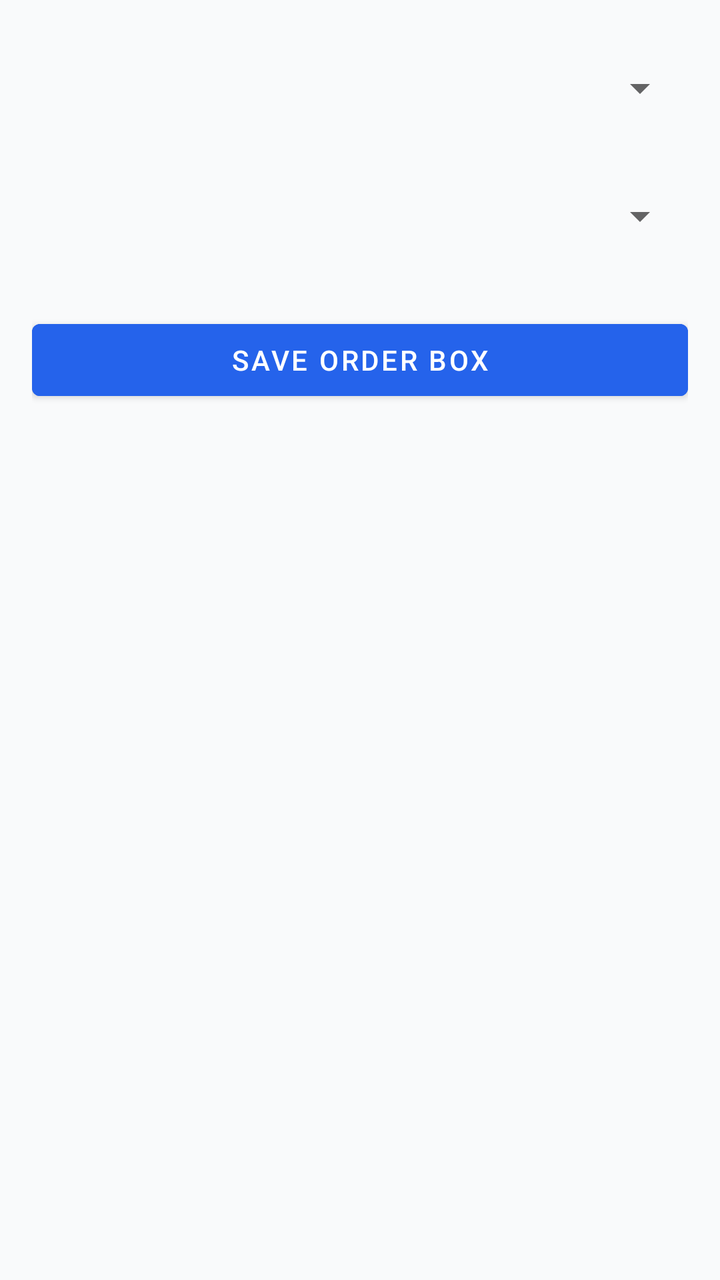
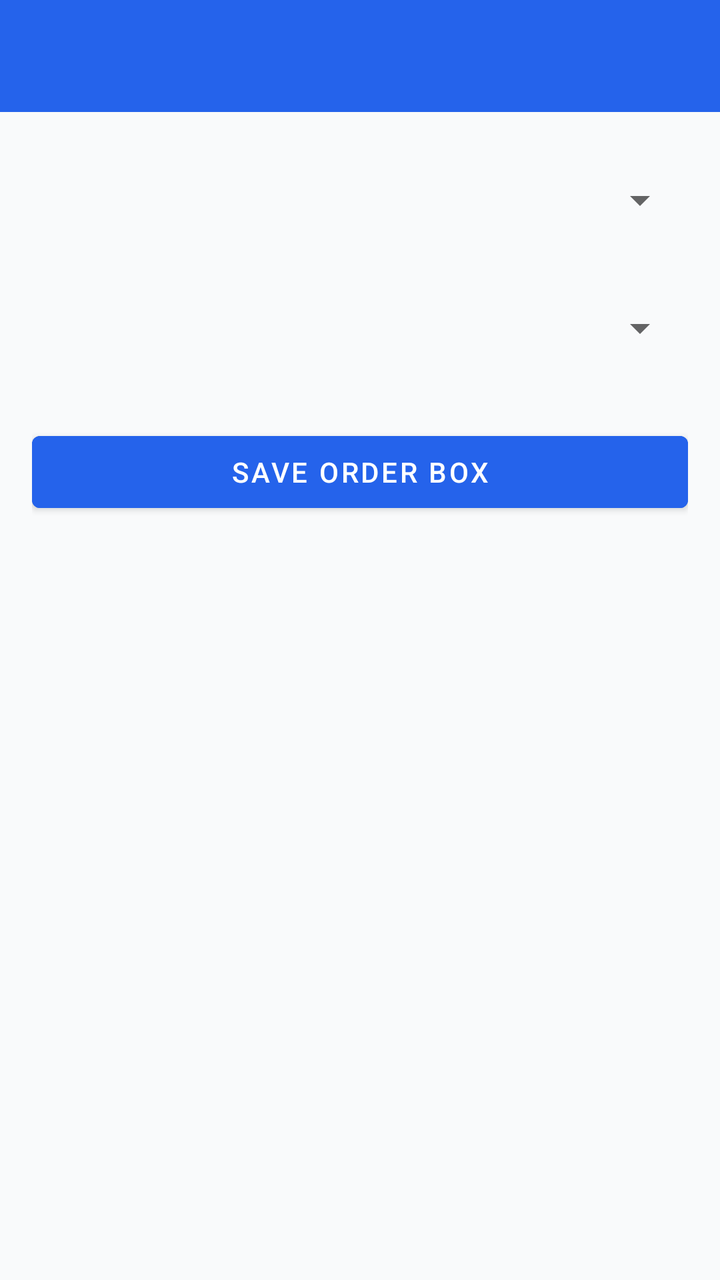

Compare the two renders of this Android layout. The source of the first and the diff that turns it into the second are given below.
<!-- AndroidManifest.xml: application theme Theme.MaterialComponents.DayNight.NoActionBar -->
<!-- res/layout/activity_main.xml -->
<?xml version="1.0" encoding="utf-8"?>
<ScrollView xmlns:android="http://schemas.android.com/apk/res/android"
    android:layout_width="match_parent"
    android:layout_height="match_parent"
    android:padding="16dp"
    android:background="#F9FAFB">

    <LinearLayout
        android:layout_width="match_parent"
        android:layout_height="wrap_content"
        android:orientation="vertical">

        
        <LinearLayout
            android:id="@+id/layoutHome"
            android:layout_width="match_parent"
            android:layout_height="wrap_content"
            android:orientation="vertical">

            <TextView android:text="Select Product" android:textStyle="bold" android:layout_marginBottom="4dp"/>
            <Spinner
                android:id="@+id/spinnerHomeProduct"
                android:layout_width="match_parent"
                android:layout_height="48dp"
                android:layout_marginBottom="12dp"/>

            <TextView android:text="Big or Small Category" android:textStyle="bold" android:layout_marginBottom="4dp"/>
            <Spinner
                android:id="@+id/spinnerCategory"
                android:layout_width="match_parent"
                android:layout_height="48dp"
                android:layout_marginBottom="12dp"/>

            <LinearLayout
                android:id="@+id/layoutOrderInputs"
                android:layout_width="match_parent"
                android:layout_height="wrap_content"
                android:orientation="vertical"
                android:layout_marginBottom="12dp"/>

            <Button
                android:id="@+id/btnSaveOrder"
                android:layout_width="match_parent"
                android:layout_height="wrap_content"
                android:text="Save Order Box"
                android:backgroundTint="#2563EB"
                android:textColor="#FFFFFF"/>

            <LinearLayout
                android:id="@+id/layoutSavedBoxes"
                android:layout_width="match_parent"
                android:layout_height="wrap_content"
                android:orientation="vertical"
                android:layout_marginTop="16dp"/>
        </LinearLayout>

        
        <LinearLayout
            android:id="@+id/layoutProductConfig"
            android:layout_width="match_parent"
            android:layout_height="wrap_content"
            android:orientation="vertical"
            android:visibility="gone">

            <TextView android:text="Product Name" android:textStyle="bold" android:layout_marginBottom="4dp"/>
            <EditText
                android:id="@+id/etProductName"
                android:layout_width="match_parent"
                android:layout_height="wrap_content"
                android:hint="Enter Product Name"
                android:layout_marginBottom="12dp"/>

            <TextView android:text="Product Sizes" android:textStyle="bold" android:layout_marginBottom="4dp"/>
            <LinearLayout
                android:id="@+id/layoutSizeRows"
                android:layout_width="match_parent"
                android:layout_height="wrap_content"
                android:orientation="vertical"
                android:layout_marginBottom="8dp"/>

            <Button
                android:id="@+id/btnAddSize"
                android:layout_width="wrap_content"
                android:layout_height="wrap_content"
                android:text="+ Add Size"
                android:backgroundTint="#10B981"
                android:textColor="#FFFFFF"
                android:layout_marginBottom="16dp"/>

            <TextView android:text="Big Sizes Range" android:textStyle="bold" android:layout_marginBottom="4dp"/>
            <LinearLayout
                android:layout_width="match_parent"
                android:layout_height="wrap_content"
                android:orientation="horizontal"
                android:layout_marginBottom="12dp">
                <EditText
                    android:id="@+id/etBigFrom"
                    android:layout_width="0dp"
                    android:layout_height="wrap_content"
                    android:layout_weight="1"
                    android:hint="Size From"/>
                <EditText
                    android:id="@+id/etBigTo"
                    android:layout_width="0dp"
                    android:layout_height="wrap_content"
                    android:layout_weight="1"
                    android:hint="Size To"/>
            </LinearLayout>

            <TextView android:text="Small Sizes Range" android:textStyle="bold" android:layout_marginBottom="4dp"/>
            <LinearLayout
                android:layout_width="match_parent"
                android:layout_height="wrap_content"
                android:orientation="horizontal"
                android:layout_marginBottom="16dp">
                <EditText
                    android:id="@+id/etSmallFrom"
                    android:layout_width="0dp"
                    android:layout_height="wrap_content"
                    android:layout_weight="1"
                    android:hint="Size From"/>
                <EditText
                    android:id="@+id/etSmallTo"
                    android:layout_width="0dp"
                    android:layout_height="wrap_content"
                    android:layout_weight="1"
                    android:hint="Size To"/>
            </LinearLayout>

            <Button
                android:id="@+id/btnSaveProduct"
                android:layout_width="match_parent"
                android:layout_height="wrap_content"
                android:text="Save Product"
                android:backgroundTint="#2563EB"
                android:textColor="#FFFFFF"/>
        </LinearLayout>

        
        <LinearLayout
            android:id="@+id/layoutProductRates"
            android:layout_width="match_parent"
            android:layout_height="wrap_content"
            android:orientation="vertical"
            android:visibility="gone">

            <TextView android:text="Select Product" android:textStyle="bold" android:layout_marginBottom="4dp"/>
            <Spinner
                android:id="@+id/spinnerRateProduct"
                android:layout_width="match_parent"
                android:layout_height="48dp"
                android:layout_marginBottom="12dp"/>

            <TextView
                android:id="@+id/tvBigRateLabel"
                android:text="Big Product Rates"
                android:textStyle="bold"
                android:layout_marginBottom="4dp"/>
            <EditText
                android:id="@+id/etBigRate"
                android:layout_width="match_parent"
                android:layout_height="wrap_content"
                android:inputType="numberDecimal"
                android:layout_marginBottom="12dp"/>

            <TextView
                android:id="@+id/tvSmallRateLabel"
                android:text="Small Product Rates"
                android:textStyle="bold"
                android:layout_marginBottom="4dp"/>
            <EditText
                android:id="@+id/etSmallRate"
                android:layout_width="match_parent"
                android:layout_height="wrap_content"
                android:inputType="numberDecimal"
                android:layout_marginBottom="16dp"/>

            <Button
                android:id="@+id/btnSaveRates"
                android:layout_width="match_parent"
                android:layout_height="wrap_content"
                android:text="Save Rates"
                android:backgroundTint="#2563EB"
                android:textColor="#FFFFFF"/>
        </LinearLayout>

    </LinearLayout>
</ScrollView>
<!-- resources referenced by this layout -->
<resources>

</resources>

<!-- the commit's change to res/layout/activity_main.xml (unified diff, before → after) -->
@@ -1,188 +1,203 @@
 <?xml version="1.0" encoding="utf-8"?>
-<ScrollView xmlns:android="http://schemas.android.com/apk/res/android"
+<LinearLayout xmlns:android="http://schemas.android.com/apk/res/android"
     android:layout_width="match_parent"
     android:layout_height="match_parent"
-    android:padding="16dp"
+    android:orientation="vertical"
     android:background="#F9FAFB">
 
-    <LinearLayout
+    <androidx.appcompat.widget.Toolbar
+        android:id="@+id/toolbar"
         android:layout_width="match_parent"
-        android:layout_height="wrap_content"
-        android:orientation="vertical">
-
-        
+        android:layout_height="?attr/actionBarSize"
+        android:background="#2563EB"
+        android:theme="@style/ThemeOverlay.AppCompat.Dark.ActionBar"
+        android:title="Product Manager"
+        android:titleTextColor="#FFFFFF" />
+
+    <ScrollView
+        android:layout_width="match_parent"
+        android:layout_height="match_parent"
+        android:padding="16dp">
+
         <LinearLayout
-            android:id="@+id/layoutHome"
             android:layout_width="match_parent"
             android:layout_height="wrap_content"
             android:orientation="vertical">
 
-            <TextView android:text="Select Product" android:textStyle="bold" android:layout_marginBottom="4dp"/>
-            <Spinner
-                android:id="@+id/spinnerHomeProduct"
+            
+            <LinearLayout
+                android:id="@+id/layoutHome"
                 android:layout_width="match_parent"
-                android:layout_height="48dp"
-                android:layout_marginBottom="12dp"/>
-
-            <TextView android:text="Big or Small Category" android:textStyle="bold" android:layout_marginBottom="4dp"/>
-            <Spinner
-                android:id="@+id/spinnerCategory"
-                android:layout_width="match_parent"
-                android:layout_height="48dp"
-                android:layout_marginBottom="12dp"/>
-
+                android:layout_height="wrap_content"
+                android:orientation="vertical">
+
+                <TextView android:text="Select Product" android:textStyle="bold" android:layout_marginBottom="4dp"/>
+                <Spinner
+                    android:id="@+id/spinnerHomeProduct"
+                    android:layout_width="match_parent"
+                    android:layout_height="48dp"
+                    android:layout_marginBottom="12dp"/>
+
+                <TextView android:text="Big or Small Category" android:textStyle="bold" android:layout_marginBottom="4dp"/>
+                <Spinner
+                    android:id="@+id/spinnerCategory"
+                    android:layout_width="match_parent"
+                    android:layout_height="48dp"
+                    android:layout_marginBottom="12dp"/>
+
+                <LinearLayout
+                    android:id="@+id/layoutOrderInputs"
+                    android:layout_width="match_parent"
+                    android:layout_height="wrap_content"
+                    android:orientation="vertical"
+                    android:layout_marginBottom="12dp"/>
+
+                <Button
+                    android:id="@+id/btnSaveOrder"
+                    android:layout_width="match_parent"
+                    android:layout_height="wrap_content"
+                    android:text="Save Order Box"
+                    android:backgroundTint="#2563EB"
+                    android:textColor="#FFFFFF"/>
+
+                <LinearLayout
+                    android:id="@+id/layoutSavedBoxes"
+                    android:layout_width="match_parent"
+                    android:layout_height="wrap_content"
+                    android:orientation="vertical"
+                    android:layout_marginTop="16dp"/>
+            </LinearLayout>
+
+            
             <LinearLayout
-                android:id="@+id/layoutOrderInputs"
+                android:id="@+id/layoutProductConfig"
                 android:layout_width="match_parent"
                 android:layout_height="wrap_content"
                 android:orientation="vertical"
-                android:layout_marginBottom="12dp"/>
-
-            <Button
-                android:id="@+id/btnSaveOrder"
-                android:layout_width="match_parent"
-                android:layout_height="wrap_content"
-                android:text="Save Order Box"
-                android:backgroundTint="#2563EB"
-                android:textColor="#FFFFFF"/>
-
+                android:visibility="gone">
+
+                <TextView android:text="Product Name" android:textStyle="bold" android:layout_marginBottom="4dp"/>
+                <EditText
+                    android:id="@+id/etProductName"
+                    android:layout_width="match_parent"
+                    android:layout_height="wrap_content"
+                    android:hint="Enter Product Name"
+                    android:layout_marginBottom="12dp"/>
+
+                <TextView android:text="Product Sizes" android:textStyle="bold" android:layout_marginBottom="4dp"/>
+                <LinearLayout
+                    android:id="@+id/layoutSizeRows"
+                    android:layout_width="match_parent"
+                    android:layout_height="wrap_content"
+                    android:orientation="vertical"
+                    android:layout_marginBottom="8dp"/>
+
+                <Button
+                    android:id="@+id/btnAddSize"
+                    android:layout_width="wrap_content"
+                    android:layout_height="wrap_content"
+                    android:text="+ Add Size"
+                    android:backgroundTint="#10B981"
+                    android:textColor="#FFFFFF"
+                    android:layout_marginBottom="16dp"/>
+
+                <TextView android:text="Big Sizes Range" android:textStyle="bold" android:layout_marginBottom="4dp"/>
+                <LinearLayout
+                    android:layout_width="match_parent"
+                    android:layout_height="wrap_content"
+                    android:orientation="horizontal"
+                    android:layout_marginBottom="12dp">
+                    <EditText
+                        android:id="@+id/etBigFrom"
+                        android:layout_width="0dp"
+                        android:layout_height="wrap_content"
+                        android:layout_weight="1"
+                        android:hint="Size From"/>
+                    <EditText
+                        android:id="@+id/etBigTo"
+                        android:layout_width="0dp"
+                        android:layout_height="wrap_content"
+                        android:layout_weight="1"
+                        android:hint="Size To"/>
+                </LinearLayout>
+
+                <TextView android:text="Small Sizes Range" android:textStyle="bold" android:layout_marginBottom="4dp"/>
+                <LinearLayout
+                    android:layout_width="match_parent"
+                    android:layout_height="wrap_content"
+                    android:orientation="horizontal"
+                    android:layout_marginBottom="16dp">
+                    <EditText
+                        android:id="@+id/etSmallFrom"
+                        android:layout_width="0dp"
+                        android:layout_height="wrap_content"
+                        android:layout_weight="1"
+                        android:hint="Size From"/>
+                    <EditText
+                        android:id="@+id/etSmallTo"
+                        android:layout_width="0dp"
+                        android:layout_height="wrap_content"
+                        android:layout_weight="1"
+                        android:hint="Size To"/>
+                </LinearLayout>
+
+                <Button
+                    android:id="@+id/btnSaveProduct"
+                    android:layout_width="match_parent"
+                    android:layout_height="wrap_content"
+                    android:text="Save Product"
+                    android:backgroundTint="#2563EB"
+                    android:textColor="#FFFFFF"/>
+            </LinearLayout>
+
+            
             <LinearLayout
-                android:id="@+id/layoutSavedBoxes"
+                android:id="@+id/layoutProductRates"
                 android:layout_width="match_parent"
                 android:layout_height="wrap_content"
                 android:orientation="vertical"
-                android:layout_marginTop="16dp"/>
+                android:visibility="gone">
+
+                <TextView android:text="Select Product" android:textStyle="bold" android:layout_marginBottom="4dp"/>
+                <Spinner
+                    android:id="@+id/spinnerRateProduct"
+                    android:layout_width="match_parent"
+                    android:layout_height="48dp"
+                    android:layout_marginBottom="12dp"/>
+
+                <TextView
+                    android:id="@+id/tvBigRateLabel"
+                    android:text="Big Product Rates"
+                    android:textStyle="bold"
+                    android:layout_marginBottom="4dp"/>
+                <EditText
+                    android:id="@+id/etBigRate"
+                    android:layout_width="match_parent"
+                    android:layout_height="wrap_content"
+                    android:inputType="numberDecimal"
+                    android:layout_marginBottom="12dp"/>
+
+                <TextView
+                    android:id="@+id/tvSmallRateLabel"
+                    android:text="Small Product Rates"
+                    android:textStyle="bold"
+                    android:layout_marginBottom="4dp"/>
+                <EditText
+                    android:id="@+id/etSmallRate"
+                    android:layout_width="match_parent"
+                    android:layout_height="wrap_content"
+                    android:inputType="numberDecimal"
+                    android:layout_marginBottom="16dp"/>
+
+                <Button
+                    android:id="@+id/btnSaveRates"
+                    android:layout_width="match_parent"
+                    android:layout_height="wrap_content"
+                    android:text="Save Rates"
+                    android:backgroundTint="#2563EB"
+                    android:textColor="#FFFFFF"/>
+            </LinearLayout>
+
         </LinearLayout>
-
-        
-        <LinearLayout
-            android:id="@+id/layoutProductConfig"
-            android:layout_width="match_parent"
-            android:layout_height="wrap_content"
-            android:orientation="vertical"
-            android:visibility="gone">
-
-            <TextView android:text="Product Name" android:textStyle="bold" android:layout_marginBottom="4dp"/>
-            <EditText
-                android:id="@+id/etProductName"
-                android:layout_width="match_parent"
-                android:layout_height="wrap_content"
-                android:hint="Enter Product Name"
-                android:layout_marginBottom="12dp"/>
-
-            <TextView android:text="Product Sizes" android:textStyle="bold" android:layout_marginBottom="4dp"/>
-            <LinearLayout
-                android:id="@+id/layoutSizeRows"
-                android:layout_width="match_parent"
-                android:layout_height="wrap_content"
-                android:orientation="vertical"
-                android:layout_marginBottom="8dp"/>
-
-            <Button
-                android:id="@+id/btnAddSize"
-                android:layout_width="wrap_content"
-                android:layout_height="wrap_content"
-                android:text="+ Add Size"
-                android:backgroundTint="#10B981"
-                android:textColor="#FFFFFF"
-                android:layout_marginBottom="16dp"/>
-
-            <TextView android:text="Big Sizes Range" android:textStyle="bold" android:layout_marginBottom="4dp"/>
-            <LinearLayout
-                android:layout_width="match_parent"
-                android:layout_height="wrap_content"
-                android:orientation="horizontal"
-                android:layout_marginBottom="12dp">
-                <EditText
-                    android:id="@+id/etBigFrom"
-                    android:layout_width="0dp"
-                    android:layout_height="wrap_content"
-                    android:layout_weight="1"
-                    android:hint="Size From"/>
-                <EditText
-                    android:id="@+id/etBigTo"
-                    android:layout_width="0dp"
-                    android:layout_height="wrap_content"
-                    android:layout_weight="1"
-                    android:hint="Size To"/>
-            </LinearLayout>
-
-            <TextView android:text="Small Sizes Range" android:textStyle="bold" android:layout_marginBottom="4dp"/>
-            <LinearLayout
-                android:layout_width="match_parent"
-                android:layout_height="wrap_content"
-                android:orientation="horizontal"
-                android:layout_marginBottom="16dp">
-                <EditText
-                    android:id="@+id/etSmallFrom"
-                    android:layout_width="0dp"
-                    android:layout_height="wrap_content"
-                    android:layout_weight="1"
-                    android:hint="Size From"/>
-                <EditText
-                    android:id="@+id/etSmallTo"
-                    android:layout_width="0dp"
-                    android:layout_height="wrap_content"
-                    android:layout_weight="1"
-                    android:hint="Size To"/>
-            </LinearLayout>
-
-            <Button
-                android:id="@+id/btnSaveProduct"
-                android:layout_width="match_parent"
-                android:layout_height="wrap_content"
-                android:text="Save Product"
-                android:backgroundTint="#2563EB"
-                android:textColor="#FFFFFF"/>
-        </LinearLayout>
-
-        
-        <LinearLayout
-            android:id="@+id/layoutProductRates"
-            android:layout_width="match_parent"
-            android:layout_height="wrap_content"
-            android:orientation="vertical"
-            android:visibility="gone">
-
-            <TextView android:text="Select Product" android:textStyle="bold" android:layout_marginBottom="4dp"/>
-            <Spinner
-                android:id="@+id/spinnerRateProduct"
-                android:layout_width="match_parent"
-                android:layout_height="48dp"
-                android:layout_marginBottom="12dp"/>
-
-            <TextView
-                android:id="@+id/tvBigRateLabel"
-                android:text="Big Product Rates"
-                android:textStyle="bold"
-                android:layout_marginBottom="4dp"/>
-            <EditText
-                android:id="@+id/etBigRate"
-                android:layout_width="match_parent"
-                android:layout_height="wrap_content"
-                android:inputType="numberDecimal"
-                android:layout_marginBottom="12dp"/>
-
-            <TextView
-                android:id="@+id/tvSmallRateLabel"
-                android:text="Small Product Rates"
-                android:textStyle="bold"
-                android:layout_marginBottom="4dp"/>
-            <EditText
-                android:id="@+id/etSmallRate"
-                android:layout_width="match_parent"
-                android:layout_height="wrap_content"
-                android:inputType="numberDecimal"
-                android:layout_marginBottom="16dp"/>
-
-            <Button
-                android:id="@+id/btnSaveRates"
-                android:layout_width="match_parent"
-                android:layout_height="wrap_content"
-                android:text="Save Rates"
-                android:backgroundTint="#2563EB"
-                android:textColor="#FFFFFF"/>
-        </LinearLayout>
-
-    </LinearLayout>
-</ScrollView>
+    </ScrollView>
+</LinearLayout>
